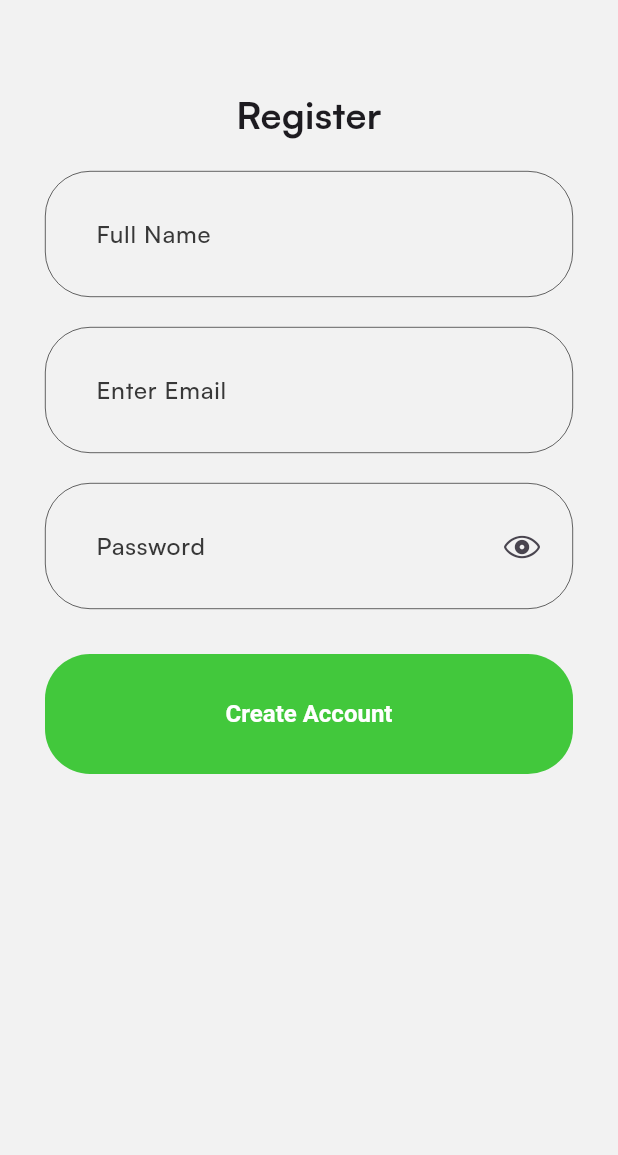
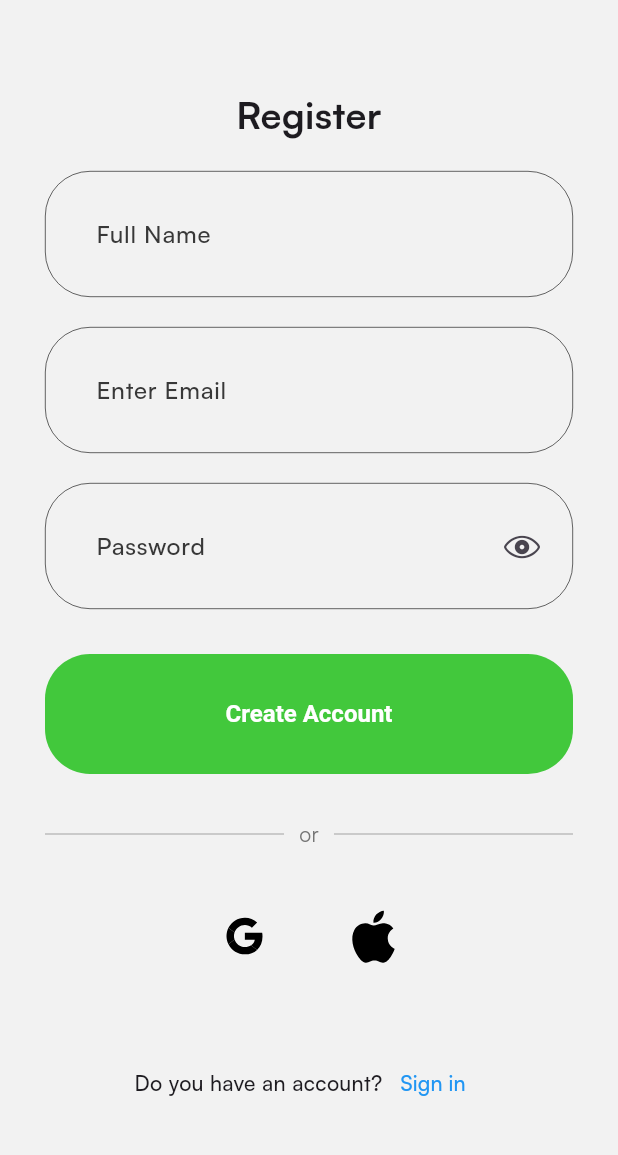
Before and after one commit to mahabubulhasibshawon/kadflfiod, a Flutter app: the SignupPage screen opened directly, on a phone screen of 412 x 824 dp, the part 72-1227 px from its top. Run offline on Flutter 3.47's test engine with Material 3 defaults, Android fonts, the phone set to English and light mode, and no system bars; our stand-ins replace flutter_bloc, flutter_svg, hydrated_bloc.

Commit message:
sign in page

```diff
--- a/lib/presentation/auth/pages/signup.dart
+++ b/lib/presentation/auth/pages/signup.dart
@@ -4,6 +4,7 @@ import 'package:flutter_svg/flutter_svg.dart';
 import 'package:spotify/common/widgets/appbar/app_bar.dart';
 import 'package:spotify/common/widgets/button/basic_app_button.dart';
 import 'package:spotify/core/configs/assets/app_vectors.dart';
+import 'package:spotify/presentation/auth/pages/signin.dart';
 
 class SignupPage extends StatelessWidget {
   const SignupPage({super.key});
@@ -12,6 +13,7 @@ class SignupPage extends StatelessWidget {
   Widget build(BuildContext context) {
     return SafeArea(
       child: Scaffold(
+        bottomNavigationBar: _signinText(context),
         appBar: BasicAppbar(
           title: SvgPicture.asset(
             AppVectors.logo,
@@ -19,7 +21,7 @@ class SignupPage extends StatelessWidget {
             width: 40,
           ),
         ),
-      body: Padding(
+        body: SingleChildScrollView( // Wrap the body with SingleChildScrollView to prevent overflow
           padding: const EdgeInsets.symmetric(horizontal: 30.0, vertical: 50),
           child: Column(
             crossAxisAlignment: CrossAxisAlignment.center,
@@ -33,10 +35,15 @@ class SignupPage extends StatelessWidget {
               _passwordField(context),
               const SizedBox(height: 30),
               BasicAppButton(onPressed: () {}, title: 'Create Account'),
+              const SizedBox(height: 30),
+              _dividerWithOrText(),
+              const SizedBox(height: 30),
+              _socialLoginButtons(),
             ],
           ),
         ),
-    ));
+      ),
+    );
   }
 
   Widget _registerText() {
@@ -61,7 +68,8 @@ class SignupPage extends StatelessWidget {
   Widget _emailField(BuildContext context) {
     return TextField(
       decoration: const InputDecoration(hintText: 'Enter Email')
-            .applyDefaults(Theme.of(context).inputDecorationTheme));
+          .applyDefaults(Theme.of(context).inputDecorationTheme),
+    );
   }
 
   Widget _passwordField(BuildContext context) {
@@ -72,6 +80,80 @@ class SignupPage extends StatelessWidget {
         suffixIcon: Padding(
           padding: EdgeInsets.only(right: 20.0),
           child: Icon(CupertinoIcons.eye),
-            )).applyDefaults(Theme.of(context).inputDecorationTheme));
+        ),
+      ).applyDefaults(Theme.of(context).inputDecorationTheme),
+    );
+  }
+
+  Widget _dividerWithOrText() {
+    return Row(
+      children: [
+        Expanded(child: Divider(color: Colors.grey[400])),
+        Padding(
+          padding: const EdgeInsets.symmetric(horizontal: 10.0),
+          child: Text(
+            'or',
+            style: TextStyle(color: Colors.grey[600]),
+          ),
+        ),
+        Expanded(child: Divider(color: Colors.grey[400])),
+      ],
+    );
+  }
+
+  Widget _socialLoginButtons() {
+    return Row(
+      mainAxisAlignment: MainAxisAlignment.center,
+      children: [
+        IconButton(
+          icon: SvgPicture.asset(
+            'assets/vectors/google.svg', // Use your Google icon asset
+            height: 40,
+            width: 40,
+          ),
+          onPressed: () {
+            // Google sign-in logic
+          },
+        ),
+        const SizedBox(width: 30),
+        IconButton(
+          icon: SvgPicture.asset(
+            'assets/vectors/apple.svg', // Use your Apple icon asset
+            height: 40,
+            width: 40,
+          ),
+          onPressed: () {
+            // Apple sign-in logic
+          },
+        ),
+      ],
+    );
+  }
+
+  Widget _signinText(BuildContext context) {
+    return Padding(
+      padding: const EdgeInsets.symmetric(vertical: 30.0),
+      child: Row(
+        mainAxisAlignment: MainAxisAlignment.center,
+        children: [
+          const Text(
+            'Do you have an account?',
+            style: TextStyle(fontWeight: FontWeight.w500, fontSize: 14),
+          ),
+          TextButton(
+            onPressed: () {
+              Navigator.push(
+                context,
+                MaterialPageRoute(builder: (BuildContext context) => const SigninPage()),
+              );
+            },
+            child: const Text(
+              'Sign in',
+              style: TextStyle(color: Colors.blue),
+            ),
+          ),
+        ],
+      ),
+    );
   }
 }
```
Also changed, not shown: lib/presentation/auth/pages/signin.dart (+86 -1 lines), assets/vectors/apple.svg (added), assets/vectors/google.svg (added). Lines whose indentation alone changed are shown as unchanged.
